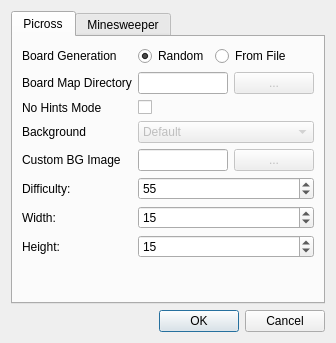
schuay/picmi-legacy, file src/f_qtsettings.ui: the form before one commit.
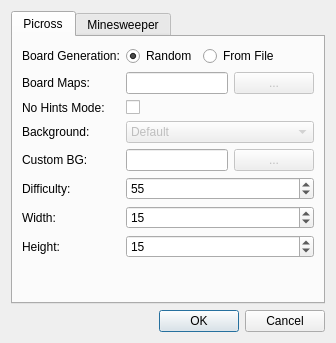
The form after the commit.

What changed in the file:
```diff
--- a/src/f_qtsettings.ui
+++ b/src/f_qtsettings.ui
@@ -70,7 +70,7 @@
              <item row="2" column="0">
               <widget class="QLabel" name="label_4">
                <property name="text">
-                <string>No Hints Mode</string>
+                <string>No Hints Mode:</string>
                </property>
               </widget>
              </item>
@@ -84,7 +84,7 @@
              <item row="3" column="0">
               <widget class="QLabel" name="label_5">
                <property name="text">
-                <string>Background</string>
+                <string>Background:</string>
                </property>
               </widget>
              </item>
@@ -165,7 +165,7 @@
              <item row="1" column="0">
               <widget class="QLabel" name="label_6">
                <property name="text">
-                <string>Board Map Directory</string>
+                <string>Board Maps:</string>
                </property>
               </widget>
              </item>
@@ -193,7 +193,7 @@
              <item row="4" column="0">
               <widget class="QLabel" name="label_7">
                <property name="text">
-                <string>Custom BG Image</string>
+                <string>Custom BG:</string>
                </property>
               </widget>
              </item>
@@ -221,7 +221,7 @@
              <item row="0" column="0">
               <widget class="QLabel" name="label_3">
                <property name="text">
-                <string>Board Generation</string>
+                <string>Board Generation:</string>
                </property>
               </widget>
              </item>
```
Left out of the diff: 4 changed lines with no effect on the pictures.
